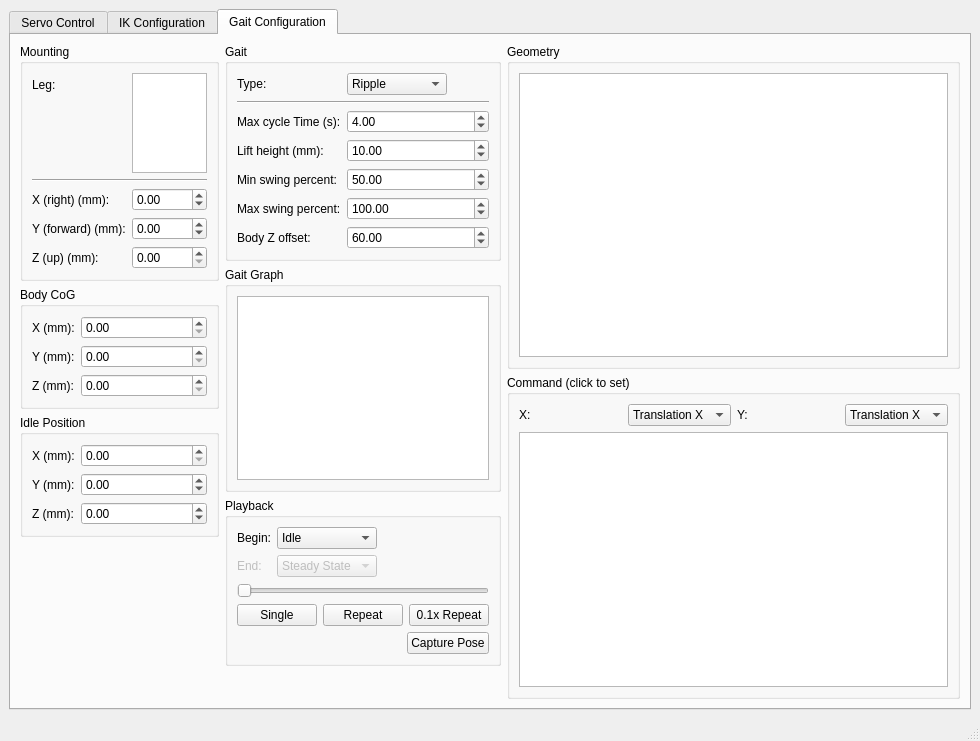
mjbots/mjmech, file mtool_main_window.ui: the form before one commit.
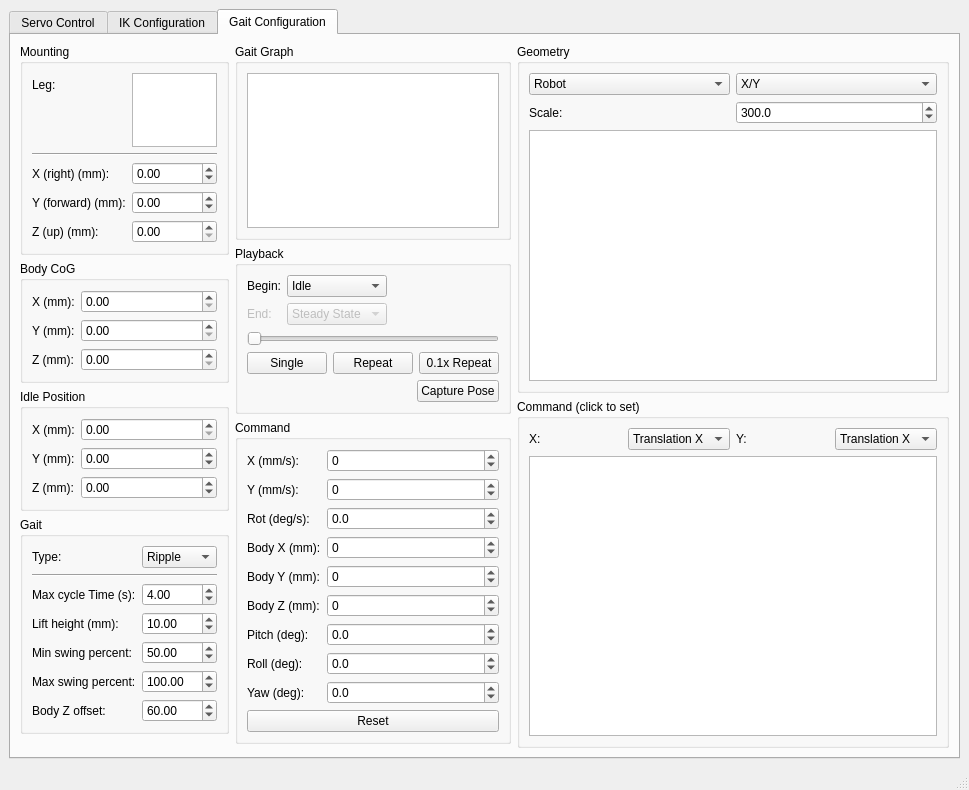
The form after the commit. The open tabs and pages were chosen to show the change.

Commit message:
mtool: Support changing the frame, projection, and scale in the geometry view.
Add as-yet unconnected spinners to set all of the command values.

The edit to the form file:
```diff
--- a/mtool_main_window.ui
+++ b/mtool_main_window.ui
@@ -6,8 +6,8 @@
    <rect>
     <x>0</x>
     <y>0</y>
-    <width>980</width>
-    <height>741</height>
+    <width>969</width>
+    <height>790</height>
    </rect>
   </property>
   <property name="windowTitle">
@@ -831,9 +831,9 @@
        <attribute name="title">
         <string>Gait Configuration</string>
        </attribute>
-       <layout class="QHBoxLayout" name="horizontalLayout_7" stretch="1,1,6">
+       <layout class="QHBoxLayout" name="horizontalLayout_7" stretch="1,1,5">
         <item>
-         <layout class="QVBoxLayout" name="verticalLayout">
+         <layout class="QVBoxLayout" name="verticalLayout_11">
           <item>
            <widget class="QGroupBox" name="mountingGroup">
             <property name="title">
@@ -1039,23 +1039,6 @@
            </widget>
           </item>
           <item>
-           <spacer name="verticalSpacer_8">
-            <property name="orientation">
-             <enum>Qt::Vertical</enum>
-            </property>
-            <property name="sizeHint" stdset="0">
-             <size>
-              <width>20</width>
-              <height>40</height>
-             </size>
-            </property>
-           </spacer>
-          </item>
-         </layout>
-        </item>
-        <item>
-         <layout class="QVBoxLayout" name="verticalLayout_10">
-          <item>
            <widget class="QGroupBox" name="gaitGroup">
             <property name="sizePolicy">
              <sizepolicy hsizetype="Preferred" vsizetype="Preferred">
@@ -1203,6 +1186,23 @@
            </widget>
           </item>
           <item>
+           <spacer name="verticalSpacer_9">
+            <property name="orientation">
+             <enum>Qt::Vertical</enum>
+            </property>
+            <property name="sizeHint" stdset="0">
+             <size>
+              <width>20</width>
+              <height>40</height>
+             </size>
+            </property>
+           </spacer>
+          </item>
+         </layout>
+        </item>
+        <item>
+         <layout class="QVBoxLayout" name="verticalLayout_10">
+          <item>
            <widget class="QGroupBox" name="gaitGraphGroup">
             <property name="sizePolicy">
              <sizepolicy hsizetype="Preferred" vsizetype="Preferred">
@@ -1404,7 +1404,218 @@
            </widget>
           </item>
           <item>
-           <spacer name="verticalSpacer_9">
+           <widget class="QGroupBox" name="groupBox">
+            <property name="title">
+             <string>Command</string>
+            </property>
+            <layout class="QFormLayout" name="formLayout_8">
+             <item row="0" column="0">
+              <widget class="QLabel" name="label_16">
+               <property name="text">
+                <string>X (mm/s):</string>
+               </property>
+              </widget>
+             </item>
+             <item row="0" column="1">
+              <widget class="QDoubleSpinBox" name="commandXSpin">
+               <property name="decimals">
+                <number>0</number>
+               </property>
+               <property name="minimum">
+                <double>-1000.000000000000000</double>
+               </property>
+               <property name="maximum">
+                <double>1000.000000000000000</double>
+               </property>
+               <property name="singleStep">
+                <double>10.000000000000000</double>
+               </property>
+              </widget>
+             </item>
+             <item row="1" column="0">
+              <widget class="QLabel" name="label_17">
+               <property name="text">
+                <string>Y (mm/s):</string>
+               </property>
+              </widget>
+             </item>
+             <item row="1" column="1">
+              <widget class="QDoubleSpinBox" name="commandYSpin">
+               <property name="decimals">
+                <number>0</number>
+               </property>
+               <property name="minimum">
+                <double>-1000.000000000000000</double>
+               </property>
+               <property name="maximum">
+                <double>1000.000000000000000</double>
+               </property>
+               <property name="singleStep">
+                <double>10.000000000000000</double>
+               </property>
+              </widget>
+             </item>
+             <item row="2" column="0">
+              <widget class="QLabel" name="label_20">
+               <property name="text">
+                <string>Rot (deg/s):</string>
+               </property>
+              </widget>
+             </item>
+             <item row="2" column="1">
+              <widget class="QDoubleSpinBox" name="commandRotSpin">
+               <property name="decimals">
+                <number>1</number>
+               </property>
+               <property name="minimum">
+                <double>-50.000000000000000</double>
+               </property>
+               <property name="maximum">
+                <double>50.000000000000000</double>
+               </property>
+              </widget>
+             </item>
+             <item row="3" column="0">
+              <widget class="QLabel" name="label_21">
+               <property name="text">
+                <string>Body X (mm):</string>
+               </property>
+              </widget>
+             </item>
+             <item row="3" column="1">
+              <widget class="QDoubleSpinBox" name="commandBodyXSpin">
+               <property name="decimals">
+                <number>0</number>
+               </property>
+               <property name="minimum">
+                <double>-1000.000000000000000</double>
+               </property>
+               <property name="maximum">
+                <double>1000.000000000000000</double>
+               </property>
+               <property name="singleStep">
+                <double>10.000000000000000</double>
+               </property>
+              </widget>
+             </item>
+             <item row="4" column="0">
+              <widget class="QLabel" name="label_22">
+               <property name="text">
+                <string>Body Y (mm):</string>
+               </property>
+              </widget>
+             </item>
+             <item row="4" column="1">
+              <widget class="QDoubleSpinBox" name="commandBodyYSpin">
+               <property name="decimals">
+                <number>0</number>
+               </property>
+               <property name="minimum">
+                <double>-1000.000000000000000</double>
+               </property>
+               <property name="maximum">
+                <double>1000.000000000000000</double>
+               </property>
+               <property name="singleStep">
+                <double>10.000000000000000</double>
+               </property>
+              </widget>
+             </item>
+             <item row="5" column="0">
+              <widget class="QLabel" name="label_23">
+               <property name="text">
+                <string>Body Z (mm):</string>
+               </property>
+              </widget>
+             </item>
+             <item row="5" column="1">
+              <widget class="QDoubleSpinBox" name="commandBodyZSpin">
+               <property name="decimals">
+                <number>0</number>
+               </property>
+               <property name="minimum">
+                <double>-1000.000000000000000</double>
+               </property>
+               <property name="maximum">
+                <double>1000.000000000000000</double>
+               </property>
+               <property name="singleStep">
+                <double>10.000000000000000</double>
+               </property>
+              </widget>
+             </item>
+             <item row="6" column="0">
+              <widget class="QLabel" name="label_24">
+               <property name="text">
+                <string>Pitch (deg):</string>
+               </property>
+              </widget>
+             </item>
+             <item row="6" column="1">
+              <widget class="QDoubleSpinBox" name="commandPitchSpin">
+               <property name="decimals">
+                <number>1</number>
+               </property>
+               <property name="minimum">
+                <double>-90.000000000000000</double>
+               </property>
+               <property name="maximum">
+                <double>90.000000000000000</double>
+               </property>
+              </widget>
+             </item>
+             <item row="7" column="0">
+              <widget class="QLabel" name="label_25">
+               <property name="text">
+                <string>Roll (deg):</string>
+               </property>
+              </widget>
+             </item>
+             <item row="7" column="1">
+              <widget class="QDoubleSpinBox" name="commandRollSpin">
+               <property name="decimals">
+                <number>1</number>
+               </property>
+               <property name="minimum">
+                <double>-90.000000000000000</double>
+               </property>
+               <property name="maximum">
+                <double>90.000000000000000</double>
+               </property>
+              </widget>
+             </item>
+             <item row="8" column="0">
+              <widget class="QLabel" name="label_26">
+               <property name="text">
+                <string>Yaw (deg):</string>
+               </property>
+              </widget>
+             </item>
+             <item row="8" column="1">
+              <widget class="QDoubleSpinBox" name="commandYawSpin">
+               <property name="decimals">
+                <number>1</number>
+               </property>
+               <property name="minimum">
+                <double>-180.000000000000000</double>
+               </property>
+               <property name="maximum">
+                <double>180.000000000000000</double>
+               </property>
+              </widget>
+             </item>
+             <item row="9" column="0" colspan="2">
+              <widget class="QPushButton" name="commandResetButton">
+               <property name="text">
+                <string>Reset</string>
+               </property>
+              </widget>
+             </item>
+            </layout>
+           </widget>
+          </item>
+          <item>
+           <spacer name="verticalSpacer_8">
             <property name="orientation">
              <enum>Qt::Vertical</enum>
             </property>
@@ -1419,7 +1630,7 @@
          </layout>
         </item>
         <item>
-         <layout class="QVBoxLayout" name="verticalLayout_11">
+         <layout class="QVBoxLayout" name="verticalLayout_9">
           <item>
            <widget class="QGroupBox" name="geometryGroup">
             <property name="sizePolicy">
@@ -1431,7 +1642,72 @@
             <property name="title">
              <string>Geometry</string>
             </property>
-            <layout class="QVBoxLayout" name="verticalLayout_9">
+            <layout class="QVBoxLayout" name="verticalLayout">
+             <item>
+              <layout class="QGridLayout" name="gridLayout_6">
+               <item row="0" column="0">
+                <widget class="QComboBox" name="geometryFrameCombo">
+                 <item>
+                  <property name="text">
+                   <string>Robot</string>
+                  </property>
+                 </item>
+                 <item>
+                  <property name="text">
+                   <string>World</string>
+                  </property>
+                 </item>
+                 <item>
+                  <property name="text">
+                   <string>Body</string>
+                  </property>
+                 </item>
+                </widget>
+               </item>
+               <item row="0" column="1">
+                <widget class="QComboBox" name="geometryProjectionCombo">
+                 <item>
+                  <property name="text">
+                   <string>X/Y</string>
+                  </property>
+                 </item>
+                 <item>
+                  <property name="text">
+                   <string>Y/Z</string>
+                  </property>
+                 </item>
+                 <item>
+                  <property name="text">
+                   <string>X/Z</string>
+                  </property>
+                 </item>
+                </widget>
+               </item>
+               <item row="1" column="0">
+                <widget class="QLabel" name="label_27">
+                 <property name="text">
+                  <string>Scale:</string>
+                 </property>
+                </widget>
+               </item>
+               <item row="1" column="1">
+                <widget class="QDoubleSpinBox" name="geometryScaleSpin">
+                 <property name="decimals">
+                  <number>1</number>
+                 </property>
+                 <property name="maximum">
+                  <double>1000000.000000000000000</double>
+                 </property>
+                 <property name="singleStep">
+                  <double>50.000000000000000</double>
+                 </property>
+                 <property name="value">
+                  <double>300.000000000000000</double>
+                 </property>
+                </widget>
+               </item>
+              </layout>
+             </item>
              <item>
               <widget class="QGraphicsView" name="gaitGeometryView">
                <property name="sizePolicy">
```
Left out of the diff: 6 changed lines with no effect on the pictures. The commit also changes 4 other files.
